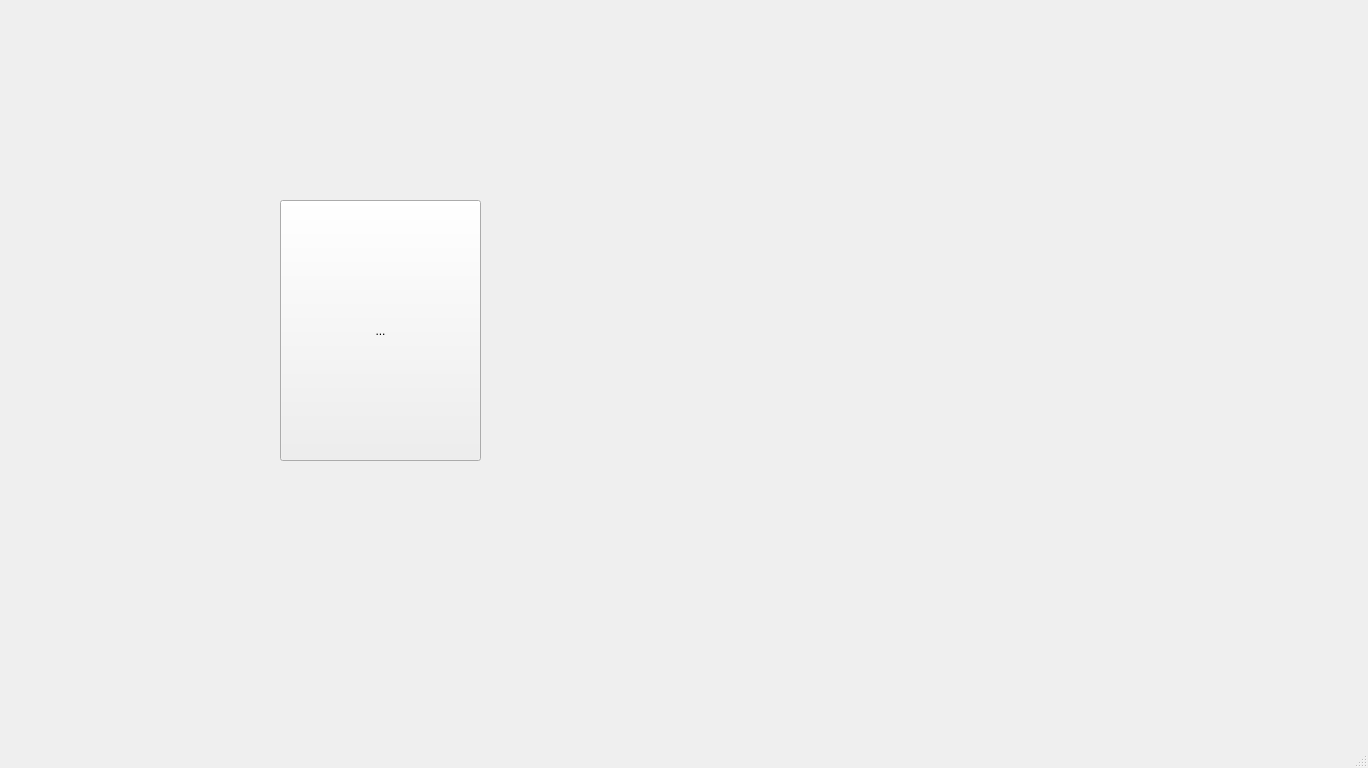
The window that TYR_2.0_18.5/ui/TY_07_UTM_MANNUAL_CONTROL1.ui (sanjaymanegit/testRepo) describes before a commit, drawn with Qt 5.
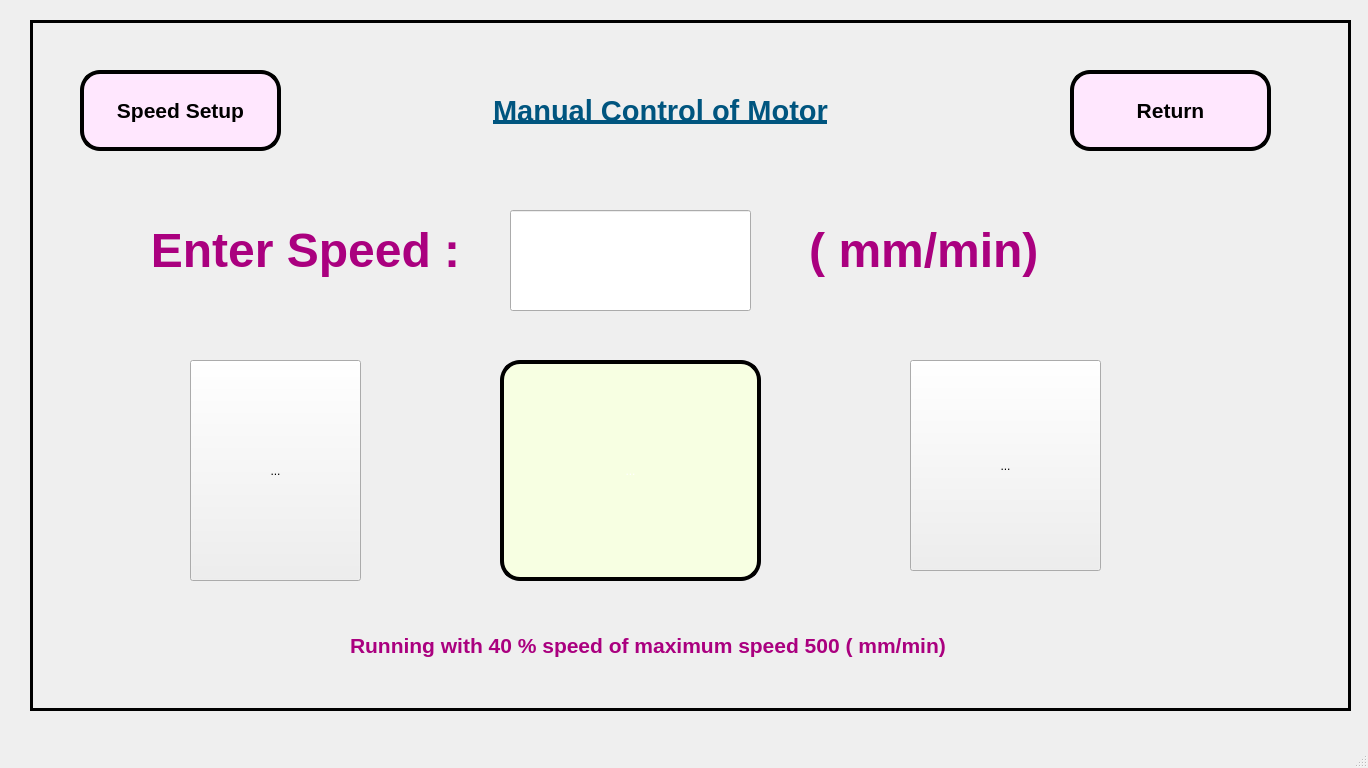
The same window after the commit. Icons and pictures are not drawn.

Commit message: added manual control motor changes.

The edit to the form file:
```diff
--- a/TYR_2.0_18.5/ui/TY_07_UTM_MANNUAL_CONTROL1.ui
+++ b/TYR_2.0_18.5/ui/TY_07_UTM_MANNUAL_CONTROL1.ui
@@ -20,29 +20,292 @@
    <string>MainWindow</string>
   </property>
   <widget class="QWidget" name="centralwidget">
-   <widget class="QToolButton" name="toolButton">
+   <widget class="QFrame" name="frame">
     <property name="geometry">
      <rect>
-      <x>280</x>
-      <y>200</y>
-      <width>201</width>
-      <height>261</height>
+      <x>30</x>
+      <y>20</y>
+      <width>1321</width>
+      <height>691</height>
      </rect>
     </property>
-    <property name="text">
-     <string>...</string>
+    <property name="frameShape">
+     <enum>QFrame::Box</enum>
     </property>
-    <property name="icon">
-     <iconset>
-      <normalon>down.jpg</normalon>
-     </iconset>
+    <property name="frameShadow">
+     <enum>QFrame::Plain</enum>
     </property>
-    <property name="iconSize">
-     <size>
-      <width>500</width>
-      <height>1000</height>
-     </size>
+    <property name="lineWidth">
+     <number>3</number>
     </property>
+    <widget class="QToolButton" name="toolButton">
+     <property name="geometry">
+      <rect>
+       <x>880</x>
+       <y>340</y>
+       <width>191</width>
+       <height>211</height>
+      </rect>
+     </property>
+     <property name="text">
+      <string>...</string>
+     </property>
+     <property name="icon">
+      <iconset>
+       <normalon>down.jpg</normalon>
+      </iconset>
+     </property>
+     <property name="iconSize">
+      <size>
+       <width>500</width>
+       <height>1000</height>
+      </size>
+     </property>
+    </widget>
+    <widget class="QToolButton" name="toolButton_2">
+     <property name="geometry">
+      <rect>
+       <x>160</x>
+       <y>340</y>
+       <width>171</width>
+       <height>221</height>
+      </rect>
+     </property>
+     <property name="text">
+      <string>...</string>
+     </property>
+     <property name="icon">
+      <iconset>
+       <normalon>up.png</normalon>
+      </iconset>
+     </property>
+     <property name="iconSize">
+      <size>
+       <width>500</width>
+       <height>1000</height>
+      </size>
+     </property>
+    </widget>
+    <widget class="QLineEdit" name="lineEdit">
+     <property name="geometry">
+      <rect>
+       <x>480</x>
+       <y>190</y>
+       <width>241</width>
+       <height>101</height>
+      </rect>
+     </property>
+     <property name="font">
+      <font>
+       <family>Arial</family>
+       <pointsize>48</pointsize>
+       <weight>75</weight>
+       <bold>true</bold>
+      </font>
+     </property>
+     <property name="styleSheet">
+      <string notr="true">color: rgb(0, 170, 0);</string>
+     </property>
+    </widget>
+    <widget class="QLabel" name="label">
+     <property name="geometry">
+      <rect>
+       <x>90</x>
+       <y>200</y>
+       <width>371</width>
+       <height>61</height>
+      </rect>
+     </property>
+     <property name="font">
+      <font>
+       <family>Arial</family>
+       <pointsize>36</pointsize>
+       <weight>75</weight>
+       <bold>true</bold>
+      </font>
+     </property>
+     <property name="styleSheet">
+      <string notr="true">color: rgb(170, 0, 127);</string>
+     </property>
+     <property name="text">
+      <string>Enter Speed :</string>
+     </property>
+     <property name="alignment">
+      <set>Qt::AlignCenter</set>
+     </property>
+    </widget>
+    <widget class="QToolButton" name="toolButton_3">
+     <property name="geometry">
+      <rect>
+       <x>470</x>
+       <y>340</y>
+       <width>261</width>
+       <height>221</height>
+      </rect>
+     </property>
+     <property name="styleSheet">
+      <string notr="true">border-style:outset;
+border-color: rgb(0, 0, 0);
+border-width:4px;
+color: rgb(255, 255, 255);
+border-radius:20px;
+background-color: rgb(247, 255, 226);</string>
+     </property>
+     <property name="text">
+      <string>...</string>
+     </property>
+     <property name="icon">
+      <iconset>
+       <normalon>../images/stop1.png</normalon>
+      </iconset>
+     </property>
+     <property name="iconSize">
+      <size>
+       <width>500</width>
+       <height>1000</height>
+      </size>
+     </property>
+    </widget>
+    <widget class="QLabel" name="label_2">
+     <property name="geometry">
+      <rect>
+       <x>320</x>
+       <y>600</y>
+       <width>621</width>
+       <height>51</height>
+      </rect>
+     </property>
+     <property name="font">
+      <font>
+       <family>Arial</family>
+       <pointsize>16</pointsize>
+       <weight>75</weight>
+       <bold>true</bold>
+      </font>
+     </property>
+     <property name="styleSheet">
+      <string notr="true">color: rgb(170, 0, 127);</string>
+     </property>
+     <property name="text">
+      <string>Running with 40 % speed of maximum speed 500 ( mm/min)</string>
+     </property>
+     <property name="alignment">
+      <set>Qt::AlignLeading|Qt::AlignLeft|Qt::AlignVCenter</set>
+     </property>
+    </widget>
+    <widget class="QPushButton" name="pushButton">
+     <property name="geometry">
+      <rect>
+       <x>50</x>
+       <y>50</y>
+       <width>201</width>
+       <height>81</height>
+      </rect>
+     </property>
+     <property name="font">
+      <font>
+       <family>Arial</family>
+       <pointsize>16</pointsize>
+       <weight>75</weight>
+       <bold>true</bold>
+      </font>
+     </property>
+     <property name="styleSheet">
+      <string notr="true">border-style:outset;
+border-color: rgb(0, 0, 0);
+border-width:4px;
+color: rgb(0, 0, 0);
+border-radius:20px;
+background-color: rgb(255, 231, 254);</string>
+     </property>
+     <property name="text">
+      <string>Speed Setup</string>
+     </property>
+    </widget>
+    <widget class="QPushButton" name="pushButton_2">
+     <property name="geometry">
+      <rect>
+       <x>1040</x>
+       <y>50</y>
+       <width>201</width>
+       <height>81</height>
+      </rect>
+     </property>
+     <property name="font">
+      <font>
+       <family>Arial</family>
+       <pointsize>16</pointsize>
+       <weight>75</weight>
+       <bold>true</bold>
+      </font>
+     </property>
+     <property name="styleSheet">
+      <string notr="true">border-style:outset;
+border-color: rgb(0, 0, 0);
+border-width:4px;
+color: rgb(0, 0, 0);
+border-radius:20px;
+background-color: rgb(255, 231, 254);</string>
+     </property>
+     <property name="text">
+      <string>Return</string>
+     </property>
+    </widget>
+    <widget class="QLabel" name="label_3">
+     <property name="geometry">
+      <rect>
+       <x>760</x>
+       <y>200</y>
+       <width>281</width>
+       <height>61</height>
+      </rect>
+     </property>
+     <property name="font">
+      <font>
+       <family>Arial</family>
+       <pointsize>36</pointsize>
+       <weight>75</weight>
+       <bold>true</bold>
+      </font>
+     </property>
+     <property name="styleSheet">
+      <string notr="true">color: rgb(170, 0, 127);</string>
+     </property>
+     <property name="text">
+      <string>( mm/min) </string>
+     </property>
+     <property name="alignment">
+      <set>Qt::AlignCenter</set>
+     </property>
+    </widget>
+    <widget class="QLabel" name="label_4">
+     <property name="geometry">
+      <rect>
+       <x>410</x>
+       <y>60</y>
+       <width>441</width>
+       <height>61</height>
+      </rect>
+     </property>
+     <property name="font">
+      <font>
+       <family>Arial</family>
+       <pointsize>22</pointsize>
+       <weight>75</weight>
+       <bold>true</bold>
+       <underline>true</underline>
+      </font>
+     </property>
+     <property name="styleSheet">
+      <string notr="true">color: rgb(0, 85, 127);</string>
+     </property>
+     <property name="text">
+      <string>Manual Control of Motor</string>
+     </property>
+     <property name="alignment">
+      <set>Qt::AlignCenter</set>
+     </property>
+    </widget>
    </widget>
   </widget>
   <widget class="QMenuBar" name="menubar">
```
The commit also changes 7 other files.
